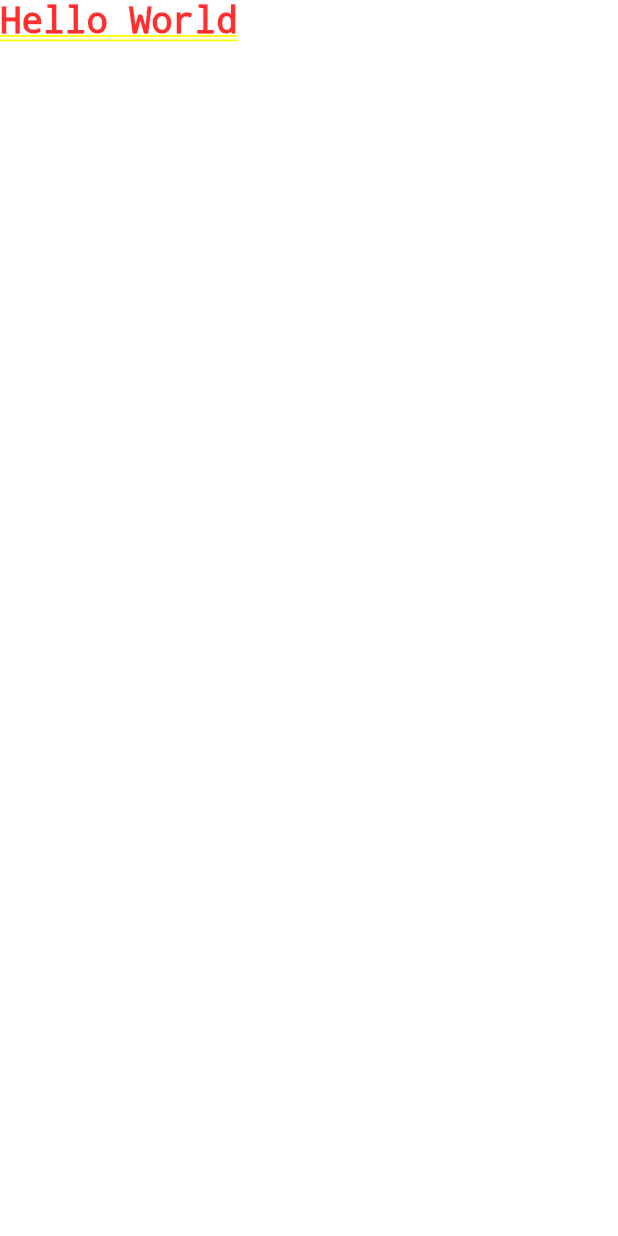
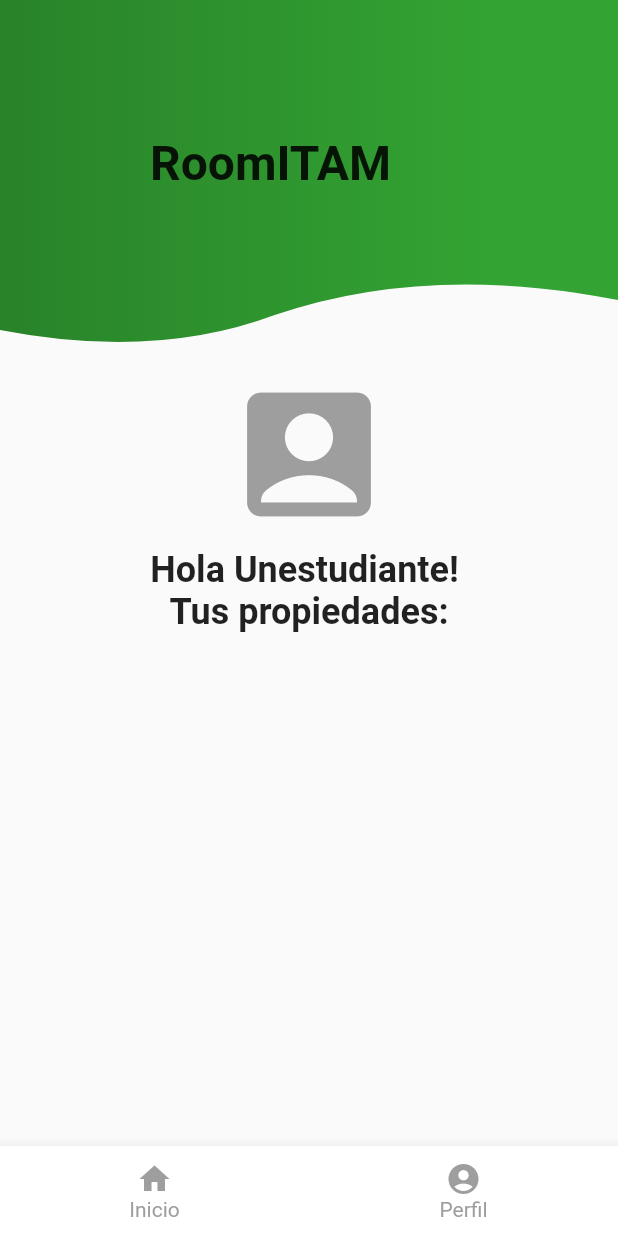
Before and after one commit to adsi-itam-2019/Equipo8, a Flutter app: the screen it shows after launch, after a tap on "Perfil", on a phone screen of 412 x 824 dp. Run offline on Flutter 3.47's test engine with Material 2 defaults, Android fonts, the light colour scheme and no system bars; our stand-ins replace google_maps_flutter.

Commit message:
Mejorada pantalla de usuario

```diff
--- a/itam_room/lib/fab_bottom_app_bar.dart
+++ b/itam_room/lib/fab_bottom_app_bar.dart
@@ -35,7 +35,7 @@ class FABBottomAppBar extends StatefulWidget {
 }
 
 class FABBottomAppBarState extends State<FABBottomAppBar> {
-  int _selectedIndex = 0;
+  int _selectedIndex;
 
   _updateIndex(int index) {
     widget.onTabSelected(index);
--- a/itam_room/lib/home_page.dart
+++ b/itam_room/lib/home_page.dart
@@ -222,7 +222,7 @@ class _HomePageState extends State<HomePage> {
         notchedShape: CircularNotchedRectangle(),
         onTabSelected: _selectedTab,
         items: [
-          FABBottomAppBarItem(iconData: Icons.home, text: 'Menú'),
+          FABBottomAppBarItem(iconData: Icons.home, text: 'Inicio'),
           FABBottomAppBarItem(iconData: Icons.account_circle, text: 'Perfil', ),
         ],
       ),
--- a/itam_room/lib/profile_page.dart
+++ b/itam_room/lib/profile_page.dart
@@ -1,21 +1,80 @@
 import 'package:flutter/material.dart';
+import 'package:itam_room/fab_bottom_app_bar.dart';
+import 'package:itam_room/home_page.dart';
+import 'package:itam_room/wavy_header.dart';
 
 class ProfileScreen extends StatefulWidget {
   @override
   _ProfileScreenState createState() => _ProfileScreenState();
+
 }
 
 class _ProfileScreenState extends State<ProfileScreen> {
+
 
   @override
   Widget build(BuildContext context) {
     Size size = MediaQuery
         .of(context)
         .size;
-    return Text(
-      "Hello World",
-      style: TextStyle(fontSize: 24.0, fontWeight: FontWeight.bold),
+    return Scaffold(
+        body: SingleChildScrollView(
+          child: Column(
+            children: <Widget>[
+              Stack(
+              children: <Widget>[
+                WavyHeader(),
+                Padding(
+                  padding: const EdgeInsets.only(left:100.0,top: 90.0),
+                  child: Text(
+                    "RoomITAM",
+                    style: TextStyle(fontSize: 32.0, fontWeight: FontWeight.bold),
+                  ),
+                ),
+              ],
+             ),
+            IconButton(icon:Icon(Icons.account_box), onPressed: (){
+
+            },color: Colors.grey,iconSize: 110.0,),
+              Text(
+                "Hola Unestudiante! ",
+                style: TextStyle(fontSize: 24.0, fontWeight: FontWeight.bold),
+              ),
+              Text(
+                "Tus propiedades:",
+                style: TextStyle(fontSize: 24.0, fontWeight: FontWeight.bold),
+              ),
+            ],
+          ),
+        ),
+      bottomNavigationBar: FABBottomAppBar(
+
+        color: Colors.grey,
+        selectedColor: Color(0xFF33A433),
+        notchedShape: CircularNotchedRectangle(),
+        onTabSelected: _selectedTab,
+        items: [
+          FABBottomAppBarItem(iconData: Icons.home, text: 'Inicio'),
+          FABBottomAppBarItem(iconData: Icons.account_circle, text: 'Perfil', ),
+        ],
+      ),
+
     );
   }
 
+  String _lastSelected = 'TAB: 1';
+
+
+  void _selectedTab(int index) {
+    setState(() {
+      _lastSelected = 'TAB: $index';
+    });
+    if(index==0){
+      Navigator.push(
+        context,
+        MaterialPageRoute(builder: (context) => HomePage()),
+      );
+    }
+  }
+
 }
```
